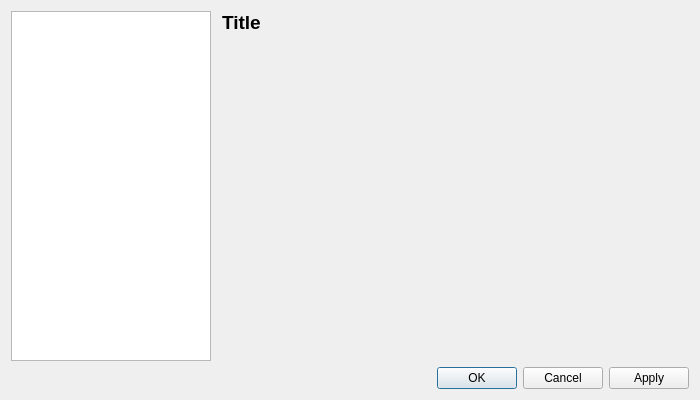
Qt form settingsdialog.ui (sme-gmbh/smepowercad) before a commit.
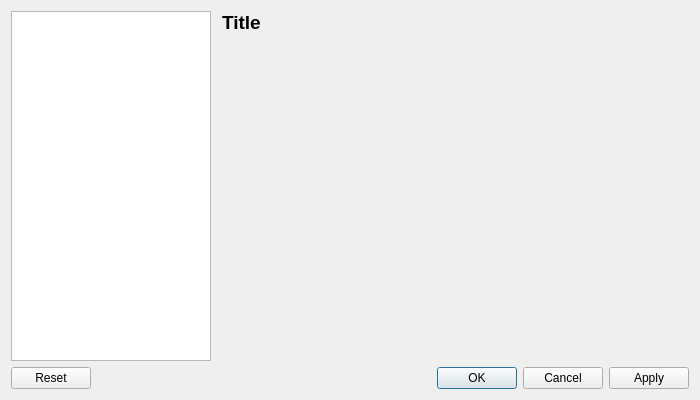
The same form after that commit.

Commit message: edited settings defaults added settings reset added some settings

```diff
--- a/settingsdialog.ui
+++ b/settingsdialog.ui
@@ -29,7 +29,7 @@
    <item row="2" column="0" colspan="2">
     <widget class="QDialogButtonBox" name="buttonBox">
      <property name="standardButtons">
-      <set>QDialogButtonBox::Apply|QDialogButtonBox::Cancel|QDialogButtonBox::Ok</set>
+      <set>QDialogButtonBox::Apply|QDialogButtonBox::Cancel|QDialogButtonBox::Ok|QDialogButtonBox::Reset</set>
      </property>
      <property name="centerButtons">
       <bool>false</bool>
```
The commit also changes 4 other files.
